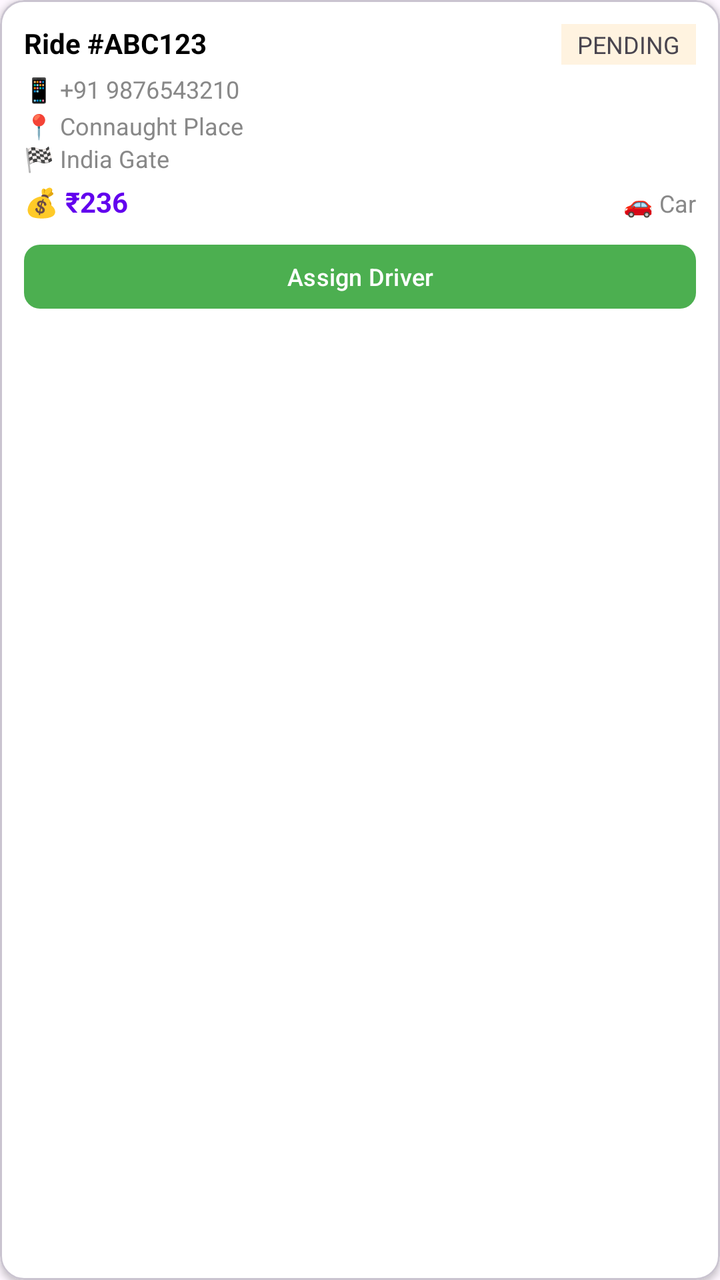
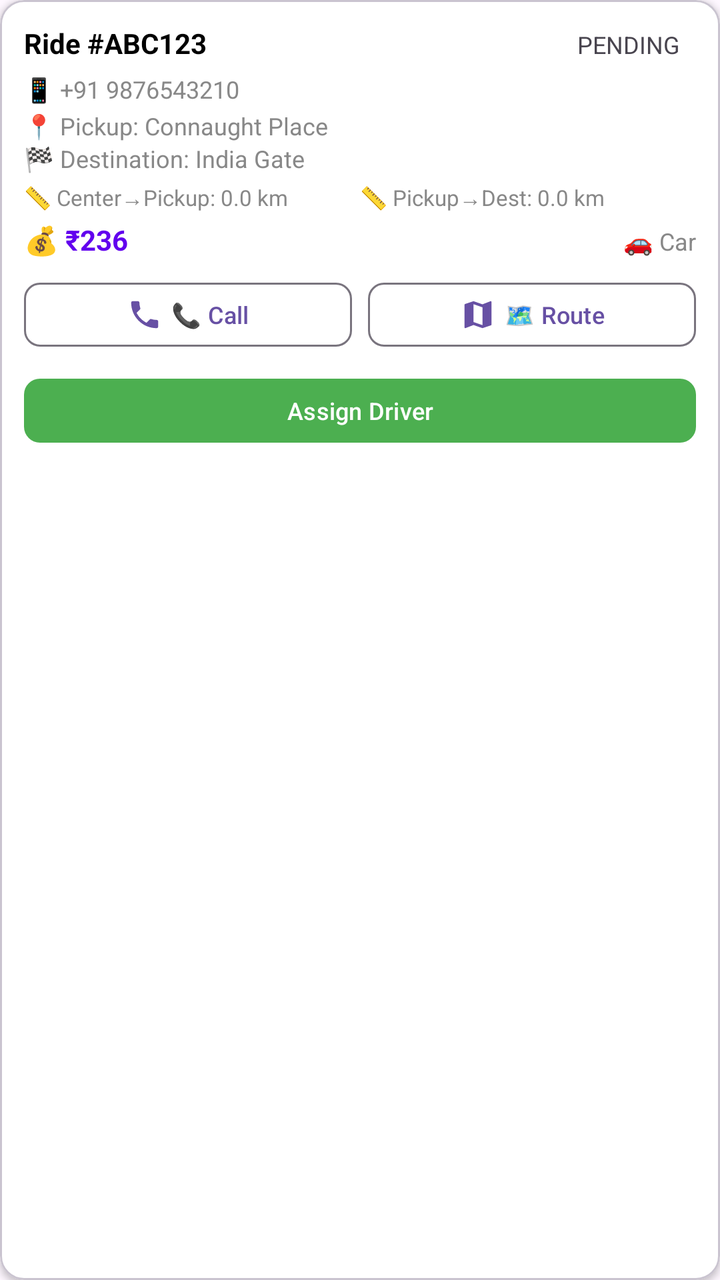

Before-and-after screenshots of an Android layout around one commit, followed by the original layout XML and the change that was made.
<!-- AndroidManifest.xml: application theme Theme.KakarwaiRider -->
<!-- res/layout/item_admin_ride.xml -->
<?xml version="1.0" encoding="utf-8"?>
<com.google.android.material.card.MaterialCardView xmlns:android="http://schemas.android.com/apk/res/android"
    xmlns:app="http://schemas.android.com/apk/res-auto"
    android:layout_width="match_parent"
    android:layout_height="wrap_content"
    android:layout_margin="4dp"
    app:cardCornerRadius="12dp"
    app:cardElevation="2dp"
    app:cardBackgroundColor="@color/white">

    <LinearLayout
        android:layout_width="match_parent"
        android:layout_height="wrap_content"
        android:orientation="vertical"
        android:padding="12dp">

        
        <LinearLayout
            android:layout_width="match_parent"
            android:layout_height="wrap_content"
            android:orientation="horizontal">

            <TextView
                android:id="@+id/tvRideId"
                android:layout_width="0dp"
                android:layout_height="wrap_content"
                android:layout_weight="1"
                android:text="Ride #ABC123"
                android:textSize="14sp"
                android:textStyle="bold"
                android:textColor="@color/black" />

            <TextView
                android:id="@+id/tvStatus"
                android:layout_width="wrap_content"
                android:layout_height="wrap_content"
                android:text="PENDING"
                android:textSize="12sp"
                android:background="@color/orange_light"
                android:paddingStart="8dp"
                android:paddingEnd="8dp"
                android:paddingTop="2dp"
                android:paddingBottom="2dp" />

        </LinearLayout>

        
        <TextView
            android:id="@+id/tvUserPhone"
            android:layout_width="wrap_content"
            android:layout_height="wrap_content"
            android:text="📱 +91 9876543210"
            android:textSize="12sp"
            android:textColor="@color/grey"
            android:layout_marginTop="4dp" />

        
        <TextView
            android:id="@+id/tvPickup"
            android:layout_width="wrap_content"
            android:layout_height="wrap_content"
            android:text="📍 Connaught Place"
            android:textSize="12sp"
            android:textColor="@color/grey"
            android:layout_marginTop="2dp" />

        <TextView
            android:id="@+id/tvDestination"
            android:layout_width="wrap_content"
            android:layout_height="wrap_content"
            android:text="🏁 India Gate"
            android:textSize="12sp"
            android:textColor="@color/grey" />

        
        <LinearLayout
            android:layout_width="match_parent"
            android:layout_height="wrap_content"
            android:orientation="horizontal"
            android:layout_marginTop="4dp">

            <TextView
                android:id="@+id/tvFare"
                android:layout_width="0dp"
                android:layout_height="wrap_content"
                android:layout_weight="1"
                android:text="💰 ₹236"
                android:textSize="14sp"
                android:textStyle="bold"
                android:textColor="@color/primary" />

            <TextView
                android:id="@+id/tvVehicle"
                android:layout_width="wrap_content"
                android:layout_height="wrap_content"
                android:text="🚗 Car"
                android:textSize="12sp"
                android:textColor="@color/grey" />

        </LinearLayout>

        
        <com.google.android.material.button.MaterialButton
            android:id="@+id/btnAssignDriver"
            android:layout_width="match_parent"
            android:layout_height="40dp"
            android:layout_marginTop="8dp"
            android:text="Assign Driver"
            app:cornerRadius="8dp"
            android:textSize="12sp"
            app:backgroundTint="@color/green" />

    </LinearLayout>

</com.google.android.material.card.MaterialCardView>
<!-- resources referenced by this layout -->
<resources>
  <color name="black">#FF000000</color>
  <color name="green">#4CAF50</color>
  <color name="grey">#888888</color>
  <color name="orange_light">#FFF3E0</color>
  <color name="primary">@color/purple_500</color>
  <color name="white">#FFFFFFFF</color>
  <style name="Theme.KakarwaiRider" parent="Base.Theme.KakarwaiRider" />
  <color name="purple_500">#FF6200EE</color>
  <style name="Base.Theme.KakarwaiRider" parent="Theme.Material3.DayNight.NoActionBar">
          
          
      </style>
</resources>

<!-- the commit's change to res/layout/item_admin_ride.xml (unified diff, before → after) -->
@@ -36,7 +36,6 @@
                 android:layout_height="wrap_content"
                 android:text="PENDING"
                 android:textSize="12sp"
-                android:background="@color/orange_light"
                 android:paddingStart="8dp"
                 android:paddingEnd="8dp"
                 android:paddingTop="2dp"
@@ -59,7 +58,7 @@
             android:id="@+id/tvPickup"
             android:layout_width="wrap_content"
             android:layout_height="wrap_content"
-            android:text="📍 Connaught Place"
+            android:text="📍 Pickup: Connaught Place"
             android:textSize="12sp"
             android:textColor="@color/grey"
             android:layout_marginTop="2dp" />
@@ -68,9 +67,36 @@
             android:id="@+id/tvDestination"
             android:layout_width="wrap_content"
             android:layout_height="wrap_content"
-            android:text="🏁 India Gate"
+            android:text="🏁 Destination: India Gate"
             android:textSize="12sp"
             android:textColor="@color/grey" />
+
+        
+        <LinearLayout
+            android:layout_width="match_parent"
+            android:layout_height="wrap_content"
+            android:orientation="horizontal"
+            android:layout_marginTop="4dp">
+
+            <TextView
+                android:id="@+id/tvDistanceCenterToPickup"
+                android:layout_width="0dp"
+                android:layout_height="wrap_content"
+                android:layout_weight="1"
+                android:text="📏 Center→Pickup: 0.0 km"
+                android:textSize="11sp"
+                android:textColor="@color/grey" />
+
+            <TextView
+                android:id="@+id/tvDistancePickupToDest"
+                android:layout_width="0dp"
+                android:layout_height="wrap_content"
+                android:layout_weight="1"
+                android:text="📏 Pickup→Dest: 0.0 km"
+                android:textSize="11sp"
+                android:textColor="@color/grey" />
+
+        </LinearLayout>
 
         
         <LinearLayout
@@ -100,6 +126,43 @@
         </LinearLayout>
 
         
+        <LinearLayout
+            android:layout_width="match_parent"
+            android:layout_height="wrap_content"
+            android:orientation="horizontal"
+            android:layout_marginTop="8dp">
+
+            
+            <com.google.android.material.button.MaterialButton
+                android:id="@+id/btnCall"
+                android:layout_width="0dp"
+                android:layout_height="40dp"
+                android:layout_weight="1"
+                android:layout_marginEnd="4dp"
+                android:text="📞 Call"
+                app:cornerRadius="8dp"
+                android:textSize="12sp"
+                style="@style/Widget.Material3.Button.OutlinedButton"
+                app:icon="@drawable/ic_call"
+                app:iconGravity="textStart" />
+
+            
+            <com.google.android.material.button.MaterialButton
+                android:id="@+id/btnRoute"
+                android:layout_width="0dp"
+                android:layout_height="40dp"
+                android:layout_weight="1"
+                android:layout_marginStart="4dp"
+                android:text="🗺️ Route"
+                app:cornerRadius="8dp"
+                android:textSize="12sp"
+                style="@style/Widget.Material3.Button.OutlinedButton"
+                app:icon="@drawable/ic_map"
+                app:iconGravity="textStart" />
+
+        </LinearLayout>
+
+        
         <com.google.android.material.button.MaterialButton
             android:id="@+id/btnAssignDriver"
             android:layout_width="match_parent"
@@ -108,7 +171,8 @@
             android:text="Assign Driver"
             app:cornerRadius="8dp"
             android:textSize="12sp"
-            app:backgroundTint="@color/green" />
+            app:backgroundTint="@color/green"
+            android:visibility="visible" />
 
     </LinearLayout>
 
<!-- resource entries referenced after the edit -->
@@ -3,9 +3,28 @@
   <color name="black">#FF000000</color>
   <color name="green">#4CAF50</color>
   <color name="grey">#888888</color>
-  <color name="orange_light">#FFF3E0</color>
   <color name="primary">@color/purple_500</color>
   <color name="white">#FFFFFFFF</color>
+  <!-- drawable ic_call (drawable) -->
+  <vector xmlns:android="http://schemas.android.com/apk/res/android"
+      android:width="24dp"
+      android:height="24dp"
+      android:viewportWidth="24"
+      android:viewportHeight="24">
+      <path
+          android:fillColor="#FF000000"
+          android:pathData="M6.62,10.79c1.44,2.83 3.76,5.14 6.59,6.59l2.2,-2.2c0.27,-0.27 0.67,-0.36 1.02,-0.24 1.12,0.37 2.33,0.57 3.57,0.57 0.55,0 1,0.45 1,1V20c0,0.55 -0.45,1 -1,1 -9.39,0 -17,-7.61 -17,-17 0,-0.55 0.45,-1 1,-1h3.5c0.55,0 1,0.45 1,1 0,1.25 0.2,2.45 0.57,3.57 0.11,0.35 0.03,0.74 -0.25,1.02l-2.2,2.2z"/>
+  </vector>
+  <!-- drawable ic_map (drawable) -->
+  <vector xmlns:android="http://schemas.android.com/apk/res/android"
+      android:width="24dp"
+      android:height="24dp"
+      android:viewportWidth="24"
+      android:viewportHeight="24">
+      <path
+          android:fillColor="#FF000000"
+          android:pathData="M20.5,3l-0.16,0.03L15,5.1 9,3 3.36,4.9c-0.21,0.07 -0.36,0.25 -0.36,0.48V20.5c0,0.28 0.22,0.5 0.5,0.5l0.16,-0.03L9,18.9l6,2.1 5.64,-1.9c0.21,-0.07 0.36,-0.25 0.36,-0.48V3.5c0,-0.28 -0.22,-0.5 -0.5,-0.5zM15,19l-6,-2.11V5l6,2.11V19z"/>
+  </vector>
   <style name="Theme.KakarwaiRider" parent="Base.Theme.KakarwaiRider" />
   <color name="purple_500">#FF6200EE</color>
   <style name="Base.Theme.KakarwaiRider" parent="Theme.Material3.DayNight.NoActionBar">
